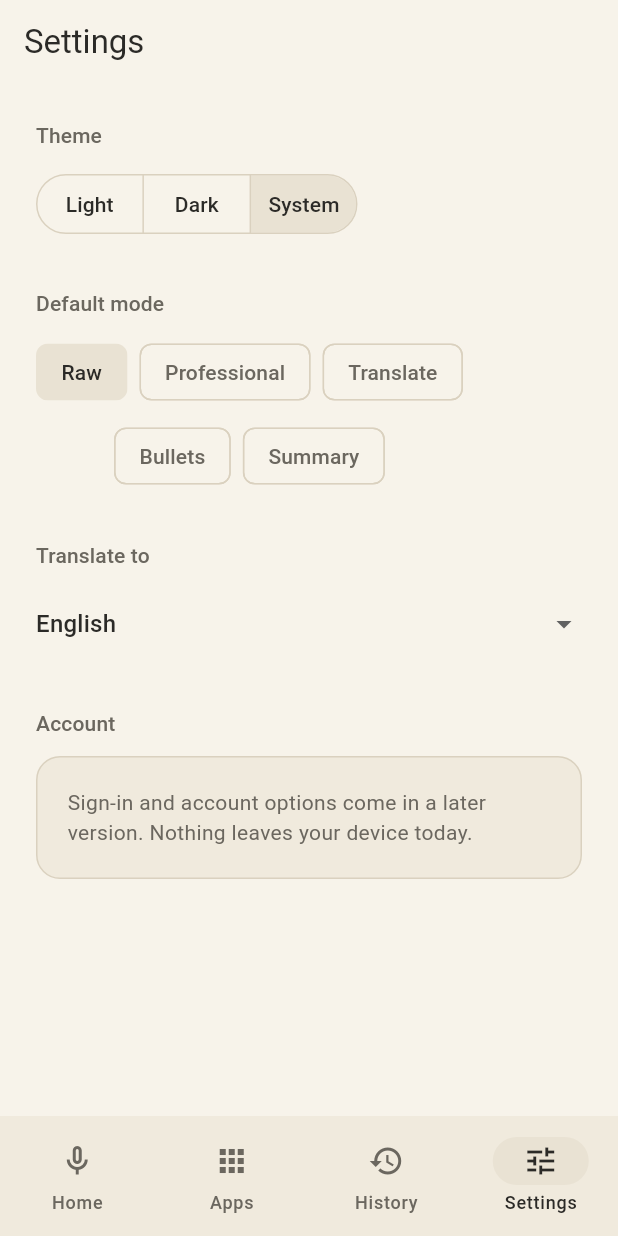
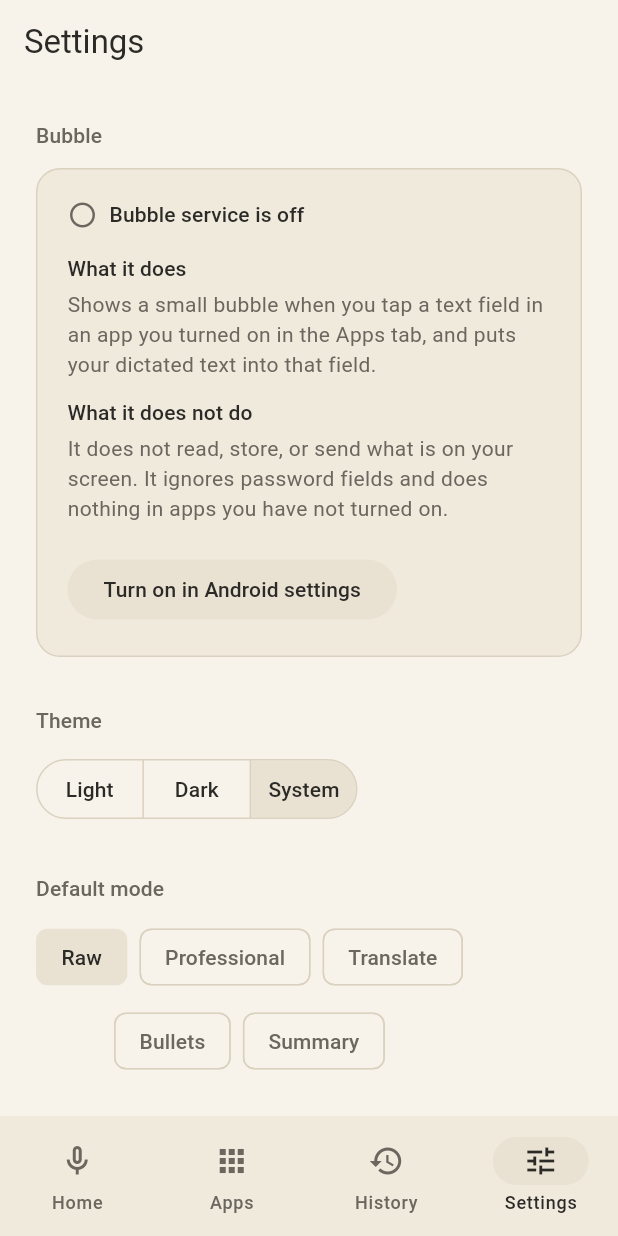
Before and after one commit to shahdivax/varnuvi, a Flutter app: the screen it shows after launch, item 4 of the bottom bar chosen, on a phone screen of 412 x 824 dp. Run offline on Flutter 3.47's test engine with Material 3 defaults, Android fonts, the phone set to English and light mode, and no system bars.

Commit message:
Step 11: accessibility setup card with status and settings shortcut

```diff
--- a/lib/bridge/native_bridge.dart
+++ b/lib/bridge/native_bridge.dart
@@ -25,4 +25,13 @@ abstract final class NativeBridge {
       {'packageName': packageName, 'enabled': enabled},
     );
   }
+
+  /// Whether the user turned on our accessibility service.
+  static Future<bool> isAccessibilityServiceEnabled() async =>
+      await _channel.invokeMethod<bool>('isAccessibilityServiceEnabled') ??
+      false;
+
+  /// Opens Android's accessibility settings screen.
+  static Future<void> openAccessibilitySettings() =>
+      _channel.invokeMethod<void>('openAccessibilitySettings');
 }
--- a/lib/screens/settings_screen.dart
+++ b/lib/screens/settings_screen.dart
@@ -4,11 +4,13 @@ import '../mock/mock_languages.dart';
 import '../models/transcript_mode.dart';
 import '../settings/app_settings.dart';
 import '../theme/theme_controller.dart';
+import '../widgets/accessibility_setup_card.dart';
 import '../widgets/account_placeholder_card.dart';
 import '../widgets/mode_chips.dart';
 import '../widgets/settings_section.dart';
 
-/// Settings: theme, default mode, translation language, account placeholder.
+/// Settings: bubble service setup, theme, default mode, translation
+/// language, account placeholder.
 class SettingsScreen extends StatelessWidget {
   const SettingsScreen({super.key});
 
@@ -17,6 +19,10 @@ class SettingsScreen extends StatelessWidget {
     return ListView(
       padding: const EdgeInsets.fromLTRB(24, 24, 24, 24),
       children: [
+        const SettingsSection(
+          title: 'Bubble',
+          child: AccessibilitySetupCard(),
+        ),
         SettingsSection(
           title: 'Theme',
           child: ValueListenableBuilder<ThemeMode>(
--- /dev/null
+++ b/lib/widgets/accessibility_setup_card.dart
@@ -0,0 +1,119 @@
+import 'package:flutter/material.dart';
+
+import '../bridge/native_bridge.dart';
+import '../theme/app_theme.dart';
+
+/// Shows whether the accessibility service is on, explains in plain words
+/// what it does and does not do, and opens Android's settings.
+/// Rechecks the status whenever the user comes back to the app.
+class AccessibilitySetupCard extends StatefulWidget {
+  const AccessibilitySetupCard({super.key});
+
+  @override
+  State<AccessibilitySetupCard> createState() => _AccessibilitySetupCardState();
+}
+
+class _AccessibilitySetupCardState extends State<AccessibilitySetupCard>
+    with WidgetsBindingObserver {
+  bool? _enabled; // null while checking
+
+  static const _does =
+      'Shows a small bubble when you tap a text field in an app you turned '
+      'on in the Apps tab, and puts your dictated text into that field.';
+  static const _doesNot =
+      'It does not read, store, or send what is on your screen. It ignores '
+      'password fields and does nothing in apps you have not turned on.';
+
+  @override
+  void initState() {
+    super.initState();
+    WidgetsBinding.instance.addObserver(this);
+    _refresh();
+  }
+
+  @override
+  void dispose() {
+    WidgetsBinding.instance.removeObserver(this);
+    super.dispose();
+  }
+
+  @override
+  void didChangeAppLifecycleState(AppLifecycleState state) {
+    if (state == AppLifecycleState.resumed) _refresh();
+  }
+
+  Future<void> _refresh() async {
+    var enabled = false;
+    try {
+      enabled = await NativeBridge.isAccessibilityServiceEnabled();
+    } catch (_) {
+      // Treat any bridge failure as "off".
+    }
+    if (mounted) setState(() => _enabled = enabled);
+  }
+
+  Future<void> _openSettings() async {
+    try {
+      await NativeBridge.openAccessibilitySettings();
+    } catch (_) {
+      if (!mounted) return;
+      ScaffoldMessenger.of(context).showSnackBar(
+        const SnackBar(content: Text('Could not open accessibility settings.')),
+      );
+    }
+  }
+
+  @override
+  Widget build(BuildContext context) {
+    final scheme = Theme.of(context).colorScheme;
+    final text = Theme.of(context).textTheme;
+    final on = _enabled ?? false;
+    final status = switch (_enabled) {
+      null => 'Checking…',
+      true => 'Bubble service is on',
+      false => 'Bubble service is off',
+    };
+    final muted = text.bodyMedium?.copyWith(color: scheme.onSurfaceVariant);
+    return Container(
+      width: double.infinity,
+      padding: const EdgeInsets.all(20),
+      decoration: BoxDecoration(
+        color: scheme.surfaceContainerLow,
+        borderRadius: BorderRadius.circular(AppTheme.radius),
+        border: Border.all(color: scheme.outline),
+      ),
+      child: Column(
+        crossAxisAlignment: CrossAxisAlignment.start,
+        children: [
+          Semantics(
+            liveRegion: true,
+            child: Row(
+              children: [
+                Icon(
+                  on ? Icons.check_circle_outline : Icons.radio_button_unchecked,
+                  size: 20,
+                  color: on ? scheme.primary : scheme.onSurfaceVariant,
+                ),
+                const SizedBox(width: 8),
+                Text(status, style: text.titleSmall),
+              ],
+            ),
+          ),
+          const SizedBox(height: 16),
+          Text('What it does', style: text.labelLarge),
+          const SizedBox(height: 4),
+          Text(_does, style: muted),
+          const SizedBox(height: 12),
+          Text('What it does not do', style: text.labelLarge),
+          const SizedBox(height: 4),
+          Text(_doesNot, style: muted),
+          const SizedBox(height: 20),
+          FilledButton.tonal(
+            onPressed: _openSettings,
+            child: Text(on ? 'Manage in Android settings' : 'Turn on in Android settings'),
+          ),
+        ],
+      ),
+    );
+  }
+}
```
Also changed, not shown: 3 other files.
